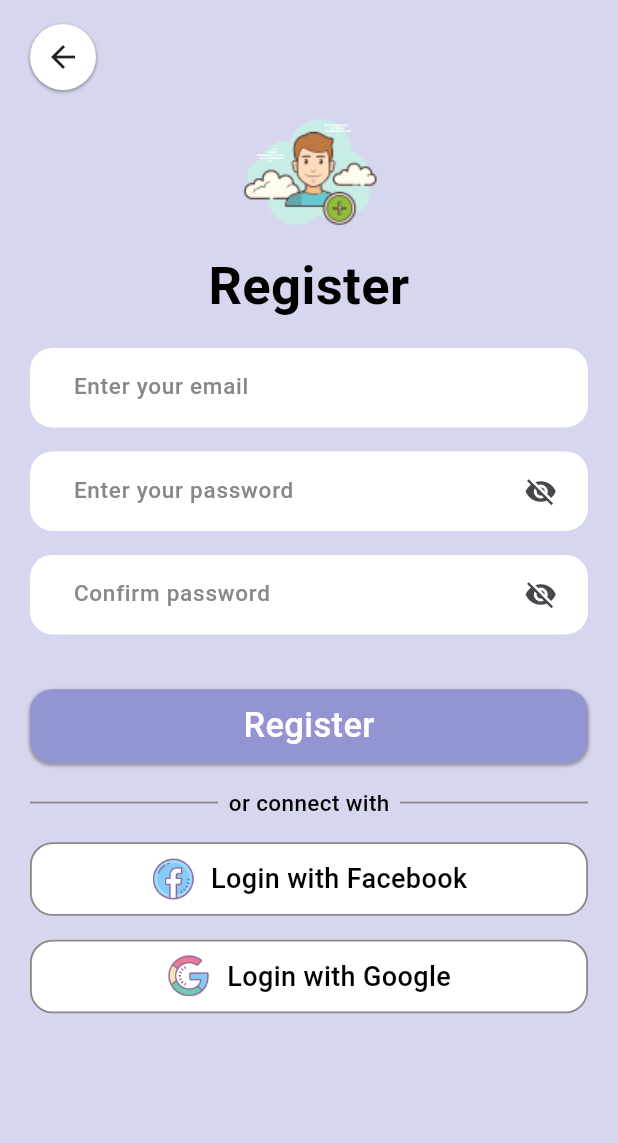
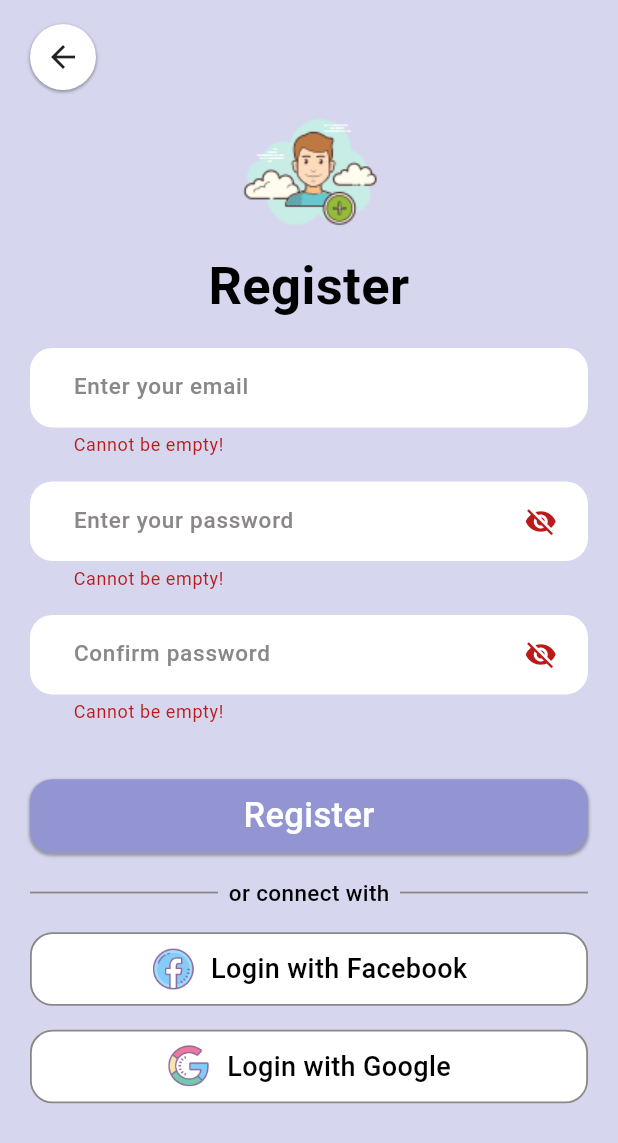
Before and after one commit to ThanhMinh1602/todo_flutter, a Flutter app: the SignupScreen screen opened directly, after a tap on "Register", on a phone screen of 412 x 824 dp. Shown: the top 1143 px of the screen. Run offline on Flutter 3.47's test engine with Material 2 defaults, Android fonts, the phone set to English and light mode, and no system bars; our stand-ins replace firebase_auth, firebase_core; accounts and stored records are empty.

```diff
--- a/lib/components/textfields/custom_email_input.dart
+++ b/lib/components/textfields/custom_email_input.dart
@@ -1,33 +1,34 @@
+// ignore_for_file: public_member_api_docs, sort_constructors_first
 import 'package:flutter/material.dart';
+
 import 'package:todo_flutter/res/app_style.dart';
-import 'package:todo_flutter/utils/validator.dart';
 
 class CustomEmailInput extends StatefulWidget {
   const CustomEmailInput({
-    super.key,
+    Key? key,
     this.controller,
     this.textInputAction,
     this.keyboardType,
     this.hintText,
-  });
+    this.validator,
+  }) : super(key: key);
   final TextEditingController? controller;
   final TextInputAction? textInputAction;
   final TextInputType? keyboardType;
   final String? hintText;
-
+  final String? Function(String?)? validator;
   @override
   State<CustomEmailInput> createState() => _CustomEmailInputState();
 }
 
 class _CustomEmailInputState extends State<CustomEmailInput> {
-  String? _errorText;
   @override
   Widget build(BuildContext context) {
     return TextFormField(
       controller: widget.controller,
       textInputAction: widget.textInputAction,
       keyboardType: widget.keyboardType,
-      validator: (value) => Validator.checkEmail(value),
+      validator: widget.validator,
       style: AppStyle.s16_w500_h000000,
       decoration: InputDecoration(
         hintText: widget.hintText,
--- a/lib/components/textfields/custom_password_input.dart
+++ b/lib/components/textfields/custom_password_input.dart
@@ -1,5 +1,6 @@
 // ignore_for_file: public_member_api_docs, sort_constructors_first
 import 'package:flutter/material.dart';
+
 import 'package:todo_flutter/res/app_style.dart';
 
 class CustomPasswordInput extends StatefulWidget {
@@ -9,11 +10,13 @@ class CustomPasswordInput extends StatefulWidget {
     this.textInputAction,
     this.keyboardType,
     this.hintText,
+    this.validator,
   }) : super(key: key);
   final TextEditingController? controller;
   final TextInputAction? textInputAction;
   final TextInputType? keyboardType;
   final String? hintText;
+  final String? Function(String?)? validator;
   @override
   State<CustomPasswordInput> createState() => _CustomPasswordInputState();
 }
@@ -27,6 +30,7 @@ class _CustomPasswordInputState extends State<CustomPasswordInput> {
       controller: widget.controller,
       textInputAction: widget.textInputAction,
       keyboardType: widget.keyboardType,
+      validator: widget.validator,
       style: AppStyle.s16_w500_h000000,
       decoration: InputDecoration(
         suffixIcon: GestureDetector(
--- a/lib/screens/signup_screen/signup_screen.dart
+++ b/lib/screens/signup_screen/signup_screen.dart
@@ -1,12 +1,17 @@
+import 'package:firebase_auth/firebase_auth.dart';
 import 'package:flutter/material.dart';
 import 'package:todo_flutter/components/buttons/circle_button_back.dart';
 import 'package:todo_flutter/components/buttons/custom_button.dart';
 import 'package:todo_flutter/components/buttons/outline_row_button.dart';
+import 'package:todo_flutter/components/dialogs/dialog.dart';
 import 'package:todo_flutter/components/textfields/custom_email_input.dart';
 import 'package:todo_flutter/components/textfields/custom_password_input.dart';
+import 'package:todo_flutter/firebase/auth_service.dart';
 import 'package:todo_flutter/gen/assets.gen.dart';
 import 'package:todo_flutter/res/app_color.dart';
 import 'package:todo_flutter/res/app_style.dart';
+import 'package:todo_flutter/screens/main_screen/main_screen.dart';
+import 'package:todo_flutter/utils/validator.dart';
 
 class SignupScreen extends StatefulWidget {
   const SignupScreen({super.key});
@@ -16,6 +21,57 @@ class SignupScreen extends StatefulWidget {
 }
 
 class _SignupScreenState extends State<SignupScreen> {
+  final _formKey = GlobalKey<FormState>();
+  final FirebaseAuthService _firebaseAuthService = FirebaseAuthService();
+  final TextEditingController _emailController = TextEditingController();
+  final TextEditingController _passwordController = TextEditingController();
+  final TextEditingController _confirmPassController = TextEditingController();
+
+  //method
+  void _signup() async {
+    String email = _emailController.text.trim();
+    String password = _confirmPassController.text.trim();
+
+    if (_formKey.currentState!.validate()) {
+      User? user = await _firebaseAuthService.sigupWithEmail(
+          email: email, password: password);
+
+      if (user != null) {
+        print("ThanhMinh: ${user.email}");
+        if (user.email != null) {
+          // User has an email, you can proceed with the success dialog
+          return showCustomDialog(context,
+              title: 'Success🎊🎉✌️',
+              content:
+                  'Congratulations, you have successfully registered your account!',
+              actions: [
+                TextButton(
+                  onPressed: () => Navigator.of(context).pushAndRemoveUntil(
+                    MaterialPageRoute(
+                      builder: (context) => const MainScreen(),
+                    ),
+                    (route) => false,
+                  ),
+                  child: const Text('OK'),
+                ),
+              ]);
+        }
+      } else {
+        // Handle the case where user is null (registration failed)
+        return showCustomDialog(context,
+            title: 'Failed',
+            content:
+                'Email already exists in the system, please use a different email account.',
+            actions: [
+              TextButton(
+                onPressed: () => Navigator.of(context).pop(),
+                child: const Text('OK'),
+              ),
+            ]);
+      }
+    }
+  }
+
   @override
   Widget build(BuildContext context) {
     return GestureDetector(
@@ -27,6 +83,8 @@ class _SignupScreenState extends State<SignupScreen> {
             SingleChildScrollView(
               padding: const EdgeInsets.symmetric(horizontal: 20.0)
                   .copyWith(top: MediaQuery.of(context).padding.top),
+              child: Form(
+                key: _formKey,
                 child: Column(
                   children: [
                     SizedBox(height: MediaQuery.of(context).size.height * 0.08),
@@ -37,17 +95,26 @@ class _SignupScreenState extends State<SignupScreen> {
                       textAlign: TextAlign.center,
                     ),
                     const SizedBox(height: 16.0),
-                  const CustomEmailInput(hintText: 'Enter your email'),
+                    CustomEmailInput(
+                        validator: (value) => Validator.checkEmail(value),
+                        controller: _emailController,
+                        hintText: 'Enter your email'),
                     const SizedBox(height: 16.0),
-                  const CustomPasswordInput(hintText: 'Enter your password'),
+                    CustomPasswordInput(
+                        validator: (value) => Validator.checkPassword(value),
+                        controller: _passwordController,
+                        hintText: 'Enter your password'),
                     const SizedBox(height: 16.0),
-                  const CustomPasswordInput(
+                    CustomPasswordInput(
+                      validator: (value) => Validator.checkCconfirmPassword(
+                          value, _passwordController.text.trim()),
+                      controller: _confirmPassController,
                       hintText: 'Confirm password',
                     ),
                     const SizedBox(height: 36.6),
                     CustomButton(
                       label: 'Register',
-                    onTap: () {},
+                      onTap: _signup,
                       backgroundColor: AppColor.primaryColor,
                       labelColor: AppColor.hFFFFFF,
                     ),
@@ -88,6 +155,7 @@ class _SignupScreenState extends State<SignupScreen> {
                   ],
                 ),
               ),
+            ),
             Positioned(
               top: MediaQuery.of(context).padding.top + 16.0,
               left: 20.0,
--- a/lib/screens/splash_screen/splash_screen.dart
+++ b/lib/screens/splash_screen/splash_screen.dart
@@ -1,5 +1,4 @@
 import 'package:flutter/material.dart';
-import 'package:flutter_svg/flutter_svg.dart';
 import 'package:todo_flutter/gen/assets.gen.dart';
 import 'package:todo_flutter/res/app_color.dart';
 import 'package:todo_flutter/screens/login_screen/login_screen.dart';
--- a/lib/utils/validator.dart
+++ b/lib/utils/validator.dart
@@ -1,15 +1,45 @@
 class Validator {
   Validator._();
+  static String? checkIsEmpty(value) {
+    if (value.isEmpty || value == '') {
+      return 'Cannot be empty!';
+    }
+  }
+
   static String? checkEmail(value) {
     bool emailIsValid =
         RegExp(r'^[\w-]+(\.[\w-]+)*@[\w-]+(\.[\w-]+)*(\.[a-z]{2,4})$')
             .hasMatch(value!);
     if (value.isEmpty || value == '') {
-      return 'Cannot be empty';
+      return 'Cannot be empty!';
     }
     if (!emailIsValid) {
       return 'Invalid email format';
     }
     return null;
   }
+
+  static String? checkPassword(value) {
+    if (value.isEmpty || value == '') {
+      return 'Cannot be empty!';
+    }
+    if (value.toString().length < 8) {
+      return 'The password must be more than 8 characters!';
+    }
+    if (!RegExp(r'[A-Za-z]').hasMatch(value) ||
+        !RegExp(r'[0-9]').hasMatch(value)) {
+      return 'The password must contain at least one letter and one digit!';
+    }
+    return null;
+  }
+
+  static String? checkCconfirmPassword(value, password) {
+    if (value.isEmpty || value == '') {
+      return 'Cannot be empty!';
+    }
+    if (value != password) {
+      return 'Password confirmation is incorrect!';
+    }
+    return null;
+  }
 }
```
Also changed, not shown: lib/components/dialogs/dialog.dart (added, +15 -0 lines), lib/firebase/auth_service.dart (+8 -5 lines), lib/screens/login_screen/login_screen.dart (+42 -10 lines), lib/screens/main_screen/main_screen.dart (+15 -0 lines), lib/utils/form_validator.dart (deleted, +0 -27 lines). Lines whose indentation alone changed are shown as unchanged.
